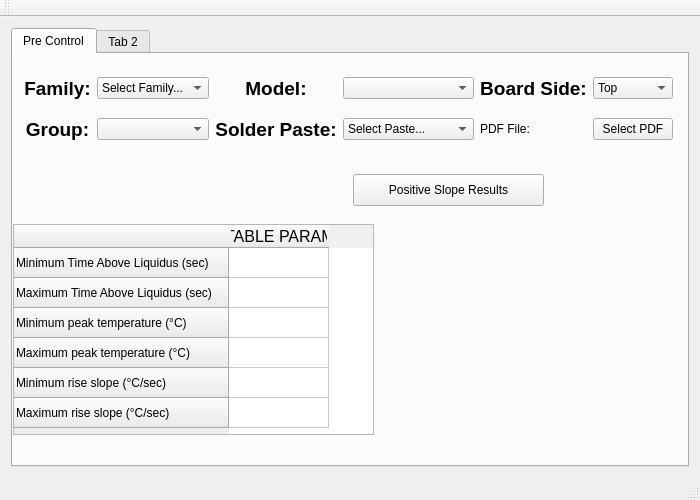
First picture: the form in UserInterfaceQT/mainwindow.ui, repository nockzblack/sTostado, before the edit.
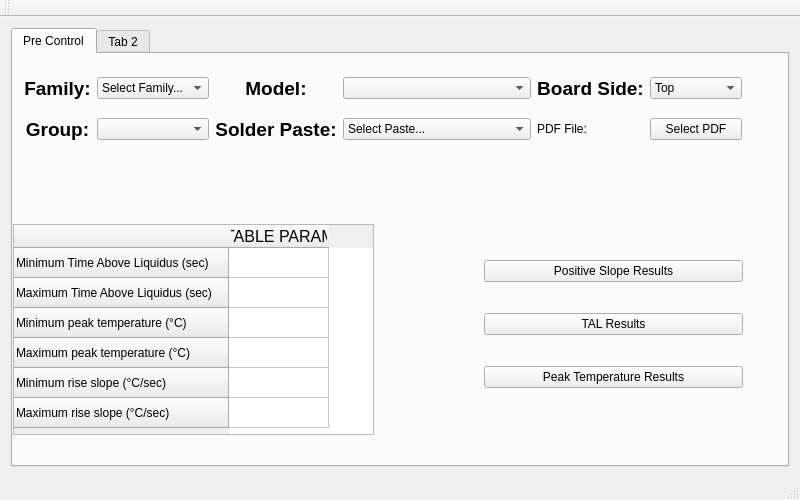
Second picture: the form after the edit.

The edit to the form file:
```diff
--- a/UserInterfaceQT/mainwindow.ui
+++ b/UserInterfaceQT/mainwindow.ui
@@ -6,7 +6,7 @@
    <rect>
     <x>0</x>
     <y>0</y>
-    <width>700</width>
+    <width>800</width>
     <height>500</height>
    </rect>
   </property>
@@ -29,7 +29,7 @@
          <rect>
           <x>0</x>
           <y>0</y>
-          <width>671</width>
+          <width>740</width>
           <height>101</height>
          </rect>
         </property>
@@ -242,18 +242,38 @@
          </property>
         </column>
        </widget>
-       <widget class="QPushButton" name="pushButton_2">
+       <widget class="QWidget" name="verticalLayoutWidget">
         <property name="geometry">
          <rect>
-          <x>340</x>
-          <y>120</y>
-          <width>191</width>
-          <height>32</height>
+          <x>460</x>
+          <y>170</y>
+          <width>281</width>
+          <height>201</height>
          </rect>
         </property>
-        <property name="text">
-         <string>Positive Slope Results</string>
-        </property>
+        <layout class="QVBoxLayout" name="resultsLayout">
+         <item>
+          <widget class="QPushButton" name="positiveSlopePB">
+           <property name="text">
+            <string>Positive Slope Results</string>
+           </property>
+          </widget>
+         </item>
+         <item>
+          <widget class="QPushButton" name="TALPB">
+           <property name="text">
+            <string>TAL Results</string>
+           </property>
+          </widget>
+         </item>
+         <item>
+          <widget class="QPushButton" name="peakTempPB">
+           <property name="text">
+            <string>Peak Temperature Results</string>
+           </property>
+          </widget>
+         </item>
+        </layout>
        </widget>
       </widget>
       <widget class="QWidget" name="tab_2">
```
Left out of the diff: 2 changed lines with no effect on the pictures.
